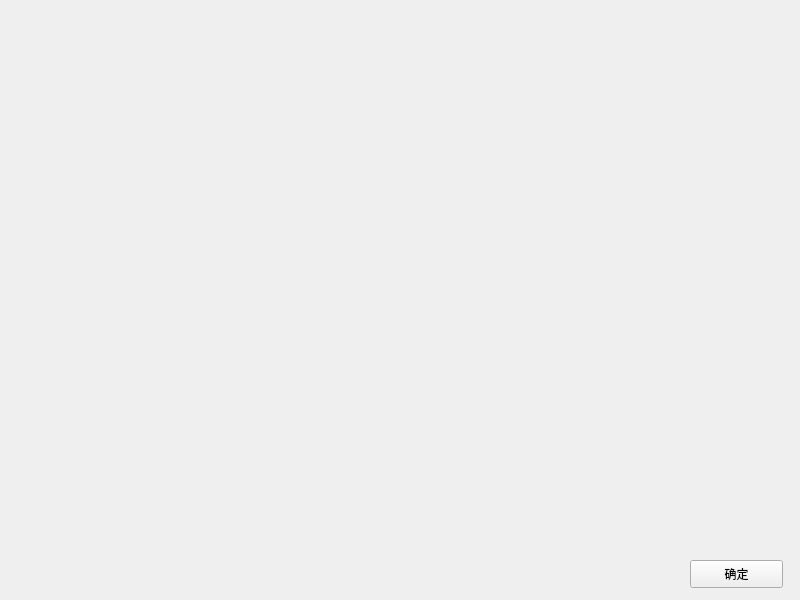
qinchang1/TwistlockCV, file TwistlockCV/Para.ui: the form before one commit.
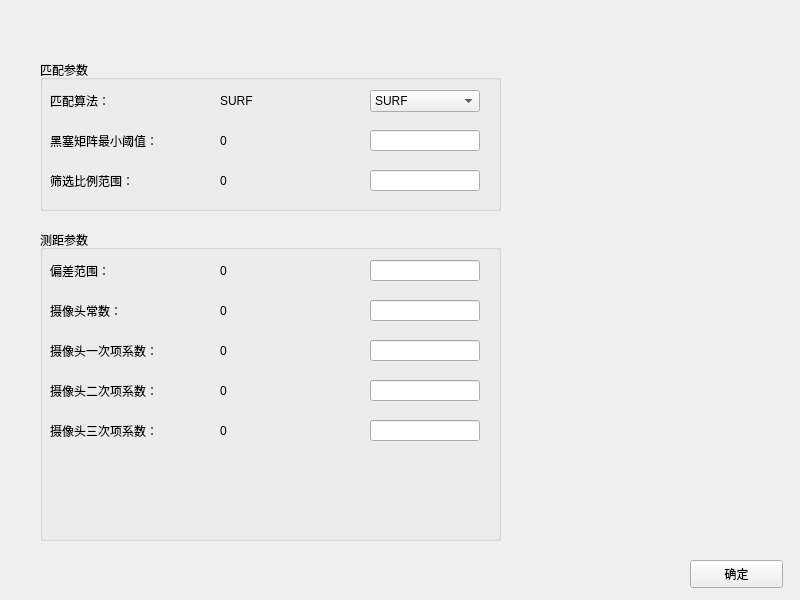
The form after the commit.

Diff of the .ui file:
```diff
--- a/TwistlockCV/Para.ui
+++ b/TwistlockCV/Para.ui
@@ -27,6 +27,330 @@
      <string>确定</string>
     </property>
    </widget>
+   <widget class="QGroupBox" name="groupBox_2">
+    <property name="geometry">
+     <rect>
+      <x>40</x>
+      <y>230</y>
+      <width>461</width>
+      <height>311</height>
+     </rect>
+    </property>
+    <property name="title">
+     <string>测距参数</string>
+    </property>
+    <widget class="QLineEdit" name="errorRange_lineEdit">
+     <property name="geometry">
+      <rect>
+       <x>330</x>
+       <y>30</y>
+       <width>110</width>
+       <height>21</height>
+      </rect>
+     </property>
+    </widget>
+    <widget class="QLabel" name="errorRange_Label">
+     <property name="geometry">
+      <rect>
+       <x>180</x>
+       <y>30</y>
+       <width>131</width>
+       <height>21</height>
+      </rect>
+     </property>
+     <property name="text">
+      <string>0</string>
+     </property>
+    </widget>
+    <widget class="QLabel" name="label">
+     <property name="geometry">
+      <rect>
+       <x>10</x>
+       <y>70</y>
+       <width>121</width>
+       <height>21</height>
+      </rect>
+     </property>
+     <property name="text">
+      <string>摄像头常数：</string>
+     </property>
+    </widget>
+    <widget class="QLabel" name="cameraPara0_Label">
+     <property name="geometry">
+      <rect>
+       <x>180</x>
+       <y>70</y>
+       <width>131</width>
+       <height>21</height>
+      </rect>
+     </property>
+     <property name="text">
+      <string>0</string>
+     </property>
+    </widget>
+    <widget class="QLabel" name="label_3">
+     <property name="geometry">
+      <rect>
+       <x>10</x>
+       <y>30</y>
+       <width>91</width>
+       <height>21</height>
+      </rect>
+     </property>
+     <property name="text">
+      <string>偏差范围：</string>
+     </property>
+    </widget>
+    <widget class="QLineEdit" name="cameraPara0_lineEdit">
+     <property name="geometry">
+      <rect>
+       <x>330</x>
+       <y>70</y>
+       <width>110</width>
+       <height>21</height>
+      </rect>
+     </property>
+    </widget>
+    <widget class="QLabel" name="label_6">
+     <property name="geometry">
+      <rect>
+       <x>10</x>
+       <y>110</y>
+       <width>141</width>
+       <height>21</height>
+      </rect>
+     </property>
+     <property name="text">
+      <string>摄像头一次项系数：</string>
+     </property>
+    </widget>
+    <widget class="QLabel" name="cameraPara1_Label">
+     <property name="geometry">
+      <rect>
+       <x>180</x>
+       <y>110</y>
+       <width>131</width>
+       <height>21</height>
+      </rect>
+     </property>
+     <property name="text">
+      <string>0</string>
+     </property>
+    </widget>
+    <widget class="QLineEdit" name="cameraPara1_lineEdit">
+     <property name="geometry">
+      <rect>
+       <x>330</x>
+       <y>110</y>
+       <width>110</width>
+       <height>21</height>
+      </rect>
+     </property>
+    </widget>
+    <widget class="QLabel" name="label_7">
+     <property name="geometry">
+      <rect>
+       <x>10</x>
+       <y>150</y>
+       <width>151</width>
+       <height>21</height>
+      </rect>
+     </property>
+     <property name="text">
+      <string>摄像头二次项系数：</string>
+     </property>
+    </widget>
+    <widget class="QLabel" name="cameraPara2_Label">
+     <property name="geometry">
+      <rect>
+       <x>180</x>
+       <y>150</y>
+       <width>131</width>
+       <height>21</height>
+      </rect>
+     </property>
+     <property name="text">
+      <string>0</string>
+     </property>
+    </widget>
+    <widget class="QLineEdit" name="cameraPara2_lineEdit">
+     <property name="geometry">
+      <rect>
+       <x>330</x>
+       <y>150</y>
+       <width>110</width>
+       <height>21</height>
+      </rect>
+     </property>
+    </widget>
+    <widget class="QLabel" name="label_8">
+     <property name="geometry">
+      <rect>
+       <x>10</x>
+       <y>190</y>
+       <width>151</width>
+       <height>21</height>
+      </rect>
+     </property>
+     <property name="text">
+      <string>摄像头三次项系数：</string>
+     </property>
+    </widget>
+    <widget class="QLabel" name="cameraPara3_Label">
+     <property name="geometry">
+      <rect>
+       <x>180</x>
+       <y>190</y>
+       <width>131</width>
+       <height>21</height>
+      </rect>
+     </property>
+     <property name="text">
+      <string>0</string>
+     </property>
+    </widget>
+    <widget class="QLineEdit" name="cameraPara3_lineEdit">
+     <property name="geometry">
+      <rect>
+       <x>330</x>
+       <y>190</y>
+       <width>110</width>
+       <height>21</height>
+      </rect>
+     </property>
+    </widget>
+   </widget>
+   <widget class="QGroupBox" name="groupBox">
+    <property name="geometry">
+     <rect>
+      <x>40</x>
+      <y>60</y>
+      <width>461</width>
+      <height>151</height>
+     </rect>
+    </property>
+    <property name="title">
+     <string>匹配参数</string>
+    </property>
+    <widget class="QLineEdit" name="minRatio_lineEdit">
+     <property name="geometry">
+      <rect>
+       <x>330</x>
+       <y>110</y>
+       <width>110</width>
+       <height>21</height>
+      </rect>
+     </property>
+    </widget>
+    <widget class="QLabel" name="matchType_Label">
+     <property name="geometry">
+      <rect>
+       <x>180</x>
+       <y>30</y>
+       <width>111</width>
+       <height>21</height>
+      </rect>
+     </property>
+     <property name="text">
+      <string>SURF</string>
+     </property>
+    </widget>
+    <widget class="QLabel" name="minHessian_Label">
+     <property name="geometry">
+      <rect>
+       <x>180</x>
+       <y>70</y>
+       <width>111</width>
+       <height>21</height>
+      </rect>
+     </property>
+     <property name="text">
+      <string>0</string>
+     </property>
+    </widget>
+    <widget class="QComboBox" name="matchType_comboBox">
+     <property name="geometry">
+      <rect>
+       <x>330</x>
+       <y>30</y>
+       <width>110</width>
+       <height>22</height>
+      </rect>
+     </property>
+     <item>
+      <property name="text">
+       <string>SURF</string>
+      </property>
+     </item>
+     <item>
+      <property name="text">
+       <string>SIFT</string>
+      </property>
+     </item>
+    </widget>
+    <widget class="QLabel" name="label_4">
+     <property name="geometry">
+      <rect>
+       <x>10</x>
+       <y>70</y>
+       <width>141</width>
+       <height>21</height>
+      </rect>
+     </property>
+     <property name="text">
+      <string>黑塞矩阵最小阈值：</string>
+     </property>
+    </widget>
+    <widget class="QLabel" name="label_2">
+     <property name="geometry">
+      <rect>
+       <x>10</x>
+       <y>30</y>
+       <width>91</width>
+       <height>21</height>
+      </rect>
+     </property>
+     <property name="text">
+      <string>匹配算法：</string>
+     </property>
+    </widget>
+    <widget class="QLabel" name="minRatio_Label">
+     <property name="geometry">
+      <rect>
+       <x>180</x>
+       <y>110</y>
+       <width>111</width>
+       <height>21</height>
+      </rect>
+     </property>
+     <property name="text">
+      <string>0</string>
+     </property>
+    </widget>
+    <widget class="QLineEdit" name="minHessian_lineEdit">
+     <property name="geometry">
+      <rect>
+       <x>330</x>
+       <y>70</y>
+       <width>110</width>
+       <height>21</height>
+      </rect>
+     </property>
+    </widget>
+    <widget class="QLabel" name="label_5">
+     <property name="geometry">
+      <rect>
+       <x>10</x>
+       <y>110</y>
+       <width>131</width>
+       <height>21</height>
+      </rect>
+     </property>
+     <property name="text">
+      <string>筛选比例范围：</string>
+     </property>
+    </widget>
+   </widget>
   </widget>
  </widget>
  <resources/>
```
